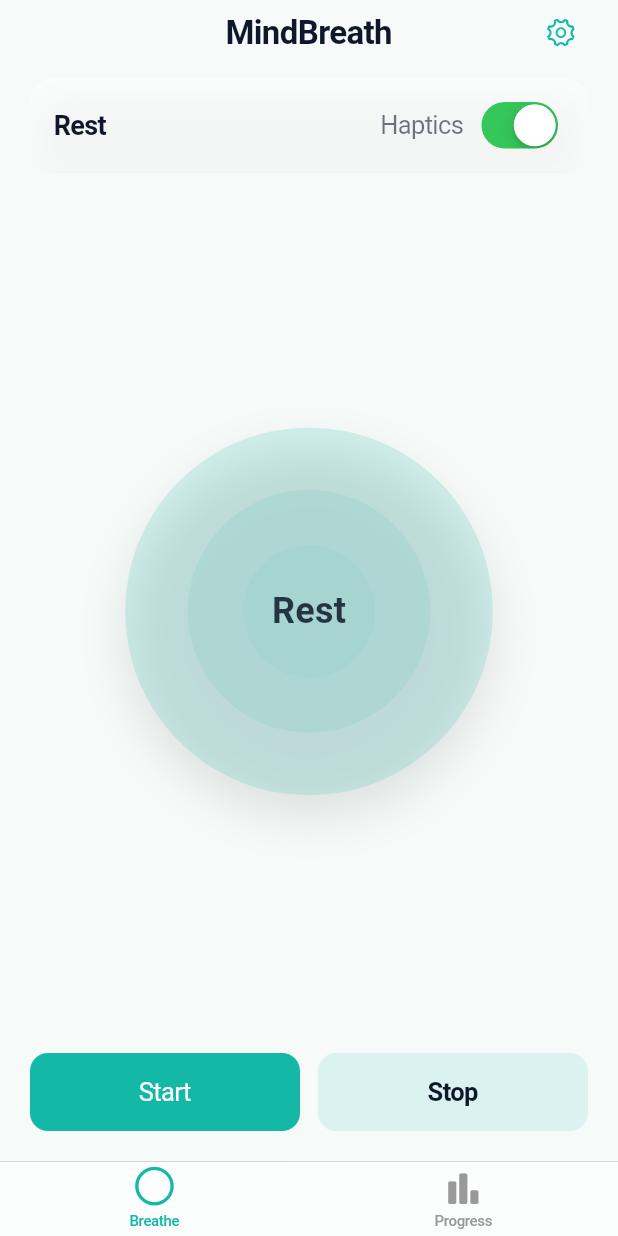
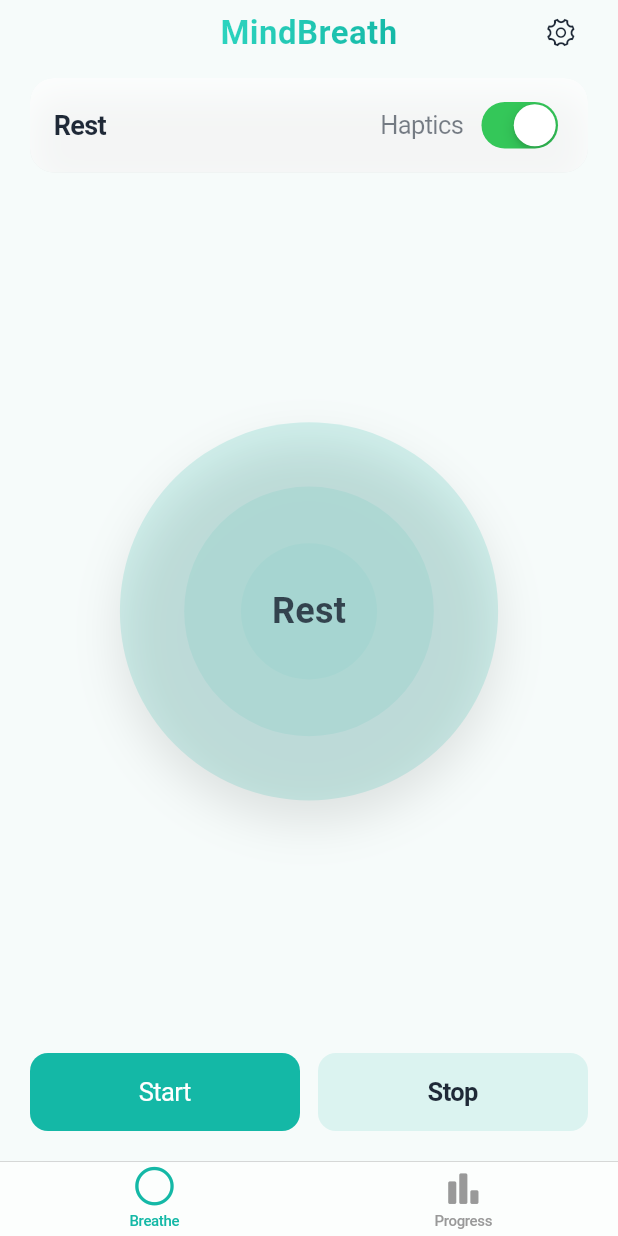
Before and after one commit to CarlosSemeao/mindbreath, a Flutter app: the screen it shows after launch, on a phone screen of 412 x 824 dp. Run offline on Flutter 3.47's test engine with Material 3 defaults, Android fonts, the phone set to English and light mode, and no system bars; our stand-ins replace shared_preferences.

Commit message:
Update main.dart

```diff
--- a/lib/main.dart
+++ b/lib/main.dart
@@ -10,23 +10,30 @@ void main() {
   runApp(const MindBreathApp());
 }
 
-/// ===== Theme (teal, light/dark) =================================
+/* ---------- Theme: teal + minimal, with dark ink text ---------- */
 class T {
   static const primary = CupertinoDynamicColor.withBrightness(
-    color: Color(0xFF14B8A6), darkColor: Color(0xFF2DD4BF),
+    color: Color(0xFF14B8A6), // teal
+    darkColor: Color(0xFF2DD4BF),
   );
   static const bg = CupertinoDynamicColor.withBrightness(
-    color: Color(0xFFF6FBFA), darkColor: Color(0xFF0C1413),
+    color: Color(0xFFF6FBFA),
+    darkColor: Color(0xFF0C1413),
   );
   static const ink = CupertinoDynamicColor.withBrightness(
-    color: Color(0xFF0F172A), darkColor: Color(0xFFE2E8F0),
+    color: Color(0xFF1F2937), // dark gray for text
+    darkColor: Color(0xFFE5E7EB),
   );
   static const surface = CupertinoDynamicColor.withBrightness(
-    color: Color(0xAAFFFFFF), darkColor: Color(0x3314B8A6),
+    color: Color(0xAAFFFFFF),
+    darkColor: Color(0x3314B8A6),
   );
   static Color ring(BuildContext c, double a) =>
       CupertinoDynamicColor.resolve(primary, c).withOpacity(a);
 }
+
+/* ---------- lightweight notifier so Progress updates instantly --- */
+final progressTick = ValueNotifier<int>(0);
 
 class MindBreathApp extends StatelessWidget {
   const MindBreathApp({super.key});
@@ -34,13 +41,16 @@ class MindBreathApp extends StatelessWidget {
   Widget build(BuildContext context) {
     return CupertinoApp(
       debugShowCheckedModeBanner: false,
-      theme: const CupertinoThemeData(primaryColor: T.primary, barBackgroundColor: T.surface),
+      theme: const CupertinoThemeData(
+        primaryColor: T.primary,
+        barBackgroundColor: T.surface,
+      ),
       home: const RootTabs(),
     );
   }
 }
 
-/// ================= Root with Tabs ===============================
+/* -------------------------- Tabs ------------------------------- */
 class RootTabs extends StatelessWidget {
   const RootTabs({super.key});
   @override
@@ -60,41 +70,33 @@ class RootTabs extends StatelessWidget {
   }
 }
 
-/// ================= Settings (durations) =========================
-/// Presets + custom durations; persisted to SharedPreferences
+/* ------------------ Breathing settings & store ------------------ */
 class BreathSettings {
   final int inh, hold, ex, rest; // seconds
   const BreathSettings(this.inh, this.hold, this.ex, this.rest);
 
   static const beginner = BreathSettings(4, 2, 6, 2);
-  static const balanced = BreathSettings(5, 5, 8, 3); // default
-  static const advanced = BreathSettings(6, 6, 10, 4);
+  static const balanced = BreathSettings(6, 6, 8, 4);   // slightly longer default
+  static const advanced = BreathSettings(8, 10, 10, 4);
 
   BreathSettings copyWith({int? inh, int? hold, int? ex, int? rest}) =>
       BreathSettings(inh ?? this.inh, hold ?? this.hold, ex ?? this.ex, rest ?? this.rest);
-
-  Map<String, int> toMap() => {'inh': inh, 'hold': hold, 'ex': ex, 'rest': rest};
-  static BreathSettings fromMap(Map<String, int> m) =>
-      BreathSettings(m['inh'] ?? 5, m['hold'] ?? 5, m['ex'] ?? 8, m['rest'] ?? 3);
 }
 
 class SettingsStore {
   static const _k = 'MB.settings.v1';
   final SharedPreferences prefs;
   SettingsStore(this.prefs);
-
   BreathSettings load() {
-    final list = prefs.getStringList(_k);
-    if (list == null || list.length != 4) return BreathSettings.balanced;
-    return BreathSettings(int.parse(list[0]), int.parse(list[1]),
-        int.parse(list[2]), int.parse(list[3]));
+    final s = prefs.getStringList(_k);
+    if (s == null || s.length != 4) return BreathSettings.balanced;
+    return BreathSettings(int.parse(s[0]), int.parse(s[1]), int.parse(s[2]), int.parse(s[3]));
   }
-
-  Future<void> save(BreathSettings s) =>
-      prefs.setStringList(_k, [s.inh.toString(), s.hold.toString(), s.ex.toString(), s.rest.toString()]);
+  Future<void> save(BreathSettings v) =>
+      prefs.setStringList(_k, [v.inh.toString(), v.hold.toString(), v.ex.toString(), v.rest.toString()]);
 }
 
-/// ================= Breathe Page ================================
+/* ------------------------- Breathe page ------------------------- */
 enum Phase { inhale, hold, exhale, rest }
 
 class BreathePage extends StatefulWidget {
@@ -104,10 +106,8 @@ class BreathePage extends StatefulWidget {
 }
 
 class _BreathePageState extends State<BreathePage> with TickerProviderStateMixin {
-  // animated “globe”
   late final AnimationController _scale;
   late final AnimationController _float;
-
   Phase _phase = Phase.rest;
   Timer? _timer;
   bool _running = false;
@@ -117,15 +117,17 @@ class _BreathePageState extends State<BreathePage> with TickerProviderStateMixin
   late SettingsStore _store;
   BreathSettings _settings = BreathSettings.balanced;
 
-  // weekly progress
   Map<String, int> _week = {};
 
   @override
   void initState() {
     super.initState();
     _scale = AnimationController(
-      vsync: this, duration: const Duration(milliseconds: 1200),
-      lowerBound: 0.70, upperBound: 1.00, value: 0.85,
+      vsync: this,
+      duration: const Duration(milliseconds: 1200),
+      lowerBound: 0.70,
+      upperBound: 1.00,
+      value: 0.85,
     );
     _float = AnimationController(vsync: this, duration: const Duration(seconds: 8))..repeat();
     _init();
@@ -135,9 +137,9 @@ class _BreathePageState extends State<BreathePage> with TickerProviderStateMixin
     _prefs = await SharedPreferences.getInstance();
     _store = SettingsStore(_prefs);
     _settings = _store.load();
-
     for (final s in _prefs.getStringList('week') ?? []) {
-      final p = s.split('|'); if (p.length == 2) _week[p[0]] = int.tryParse(p[1]) ?? 0;
+      final p = s.split('|');
+      if (p.length == 2) _week[p[0]] = int.tryParse(p[1]) ?? 0;
     }
     setState(() {});
   }
@@ -146,16 +148,16 @@ class _BreathePageState extends State<BreathePage> with TickerProviderStateMixin
     final t = DateTime.now();
     final k = "${t.year}-${t.month.toString().padLeft(2, '0')}-${t.day.toString().padLeft(2, '0')}";
     _week[k] = (_week[k] ?? 0) + 1;
-
     final cutoff = t.subtract(const Duration(days: 7));
     _week.removeWhere((d, _) => DateTime.parse(d).isBefore(DateTime(cutoff.year, cutoff.month, cutoff.day)));
-
     await _prefs.setStringList('week', _week.entries.map((e) => "${e.key}|${e.value}").toList());
+    progressTick.value++; // notify Progress page to refresh immediately
   }
 
   void _start() { if (_running) return; setState(() => _running = true); _go(Phase.inhale); }
   void _stop() {
-    _timer?.cancel(); _scale.stop();
+    _timer?.cancel();
+    _scale.stop();
     setState(() { _running = false; _phase = Phase.rest; _scale.value = 0.85; });
   }
 
@@ -184,21 +186,23 @@ class _BreathePageState extends State<BreathePage> with TickerProviderStateMixin
         break;
       case Phase.exhale:
         _scale.animateTo(0.70, duration: _dExhale, curve: Curves.easeInOutCubic);
-        _timer = Timer(_dExhale, () => _go(Phase.rest));
+        _timer = Timer(_dExhale, () async {
+          // COUNT A SESSION *IMMEDIATELY* AFTER EXHALE
+          await _saveToday();
+          _go(Phase.rest); // enter rest after saving so Stop won’t lose the session
+        });
         break;
       case Phase.rest:
-        _timer = Timer(_dRest, () async {
-          await _saveToday();
-          if (_haptics) HapticFeedback.mediumImpact();
-          if (_running) _go(Phase.inhale);
-        });
+        _timer = Timer(_dRest, () { if (_running) _go(Phase.inhale); });
         break;
     }
   }
 
   String get _label => switch (_phase) {
-        Phase.inhale => 'Inhale', Phase.hold => 'Hold',
-        Phase.exhale => 'Exhale', Phase.rest => 'Rest',
+        Phase.inhale => 'Inhale',
+        Phase.hold   => 'Hold',
+        Phase.exhale => 'Exhale',
+        Phase.rest   => 'Rest',
       };
 
   @override
@@ -206,19 +210,19 @@ class _BreathePageState extends State<BreathePage> with TickerProviderStateMixin
 
   @override
   Widget build(BuildContext context) {
-    final bg = CupertinoDynamicColor.resolve(T.bg, context);
+    final bg  = CupertinoDynamicColor.resolve(T.bg, context);
     final ink = CupertinoDynamicColor.resolve(T.ink, context);
 
     return CupertinoPageScaffold(
       backgroundColor: bg,
       navigationBar: CupertinoNavigationBar(
-        middle: Text('MindBreath', style: TextStyle(color: ink, fontSize: 22, fontWeight: FontWeight.w600)),
+        middle: const _BrandTitle(), // elegant gradient brand
         border: null,
         backgroundColor: CupertinoDynamicColor.resolve(T.surface, context),
         trailing: CupertinoButton(
           padding: EdgeInsets.zero,
           onPressed: _openSettings,
-          child: const Icon(CupertinoIcons.gear_alt, size: 22),
+          child: Icon(CupertinoIcons.gear_alt, size: 22, color: ink),
         ),
       ),
       child: SafeArea(
@@ -233,26 +237,28 @@ class _BreathePageState extends State<BreathePage> with TickerProviderStateMixin
                     mainAxisAlignment: MainAxisAlignment.spaceBetween,
                     children: [
                       Text(_label, style: TextStyle(color: ink, fontSize: 18, fontWeight: FontWeight.w600)),
-                      Row(children: [
-                        Text('Haptics', style: TextStyle(color: ink.withOpacity(.6))),
-                        const SizedBox(width: 8),
-                        CupertinoSwitch(value: _haptics, onChanged: (v) => setState(() => _haptics = v)),
-                      ]),
+                      Row(
+                        children: [
+                          Text('Haptics', style: TextStyle(color: ink.withOpacity(.6))),
+                          const SizedBox(width: 8),
+                          CupertinoSwitch(value: _haptics, onChanged: (v) => setState(() => _haptics = v)),
+                        ],
+                      ),
                     ],
                   ),
                 ),
               ),
             ),
 
-            // Centered globe
+            // Perfectly centered globe
             Expanded(
               child: AnimatedBuilder(
                 animation: Listenable.merge([_scale, _float]),
                 builder: (context, _) {
                   final w = MediaQuery.of(context).size.width;
-                  final base = w * 0.7;
+                  final base = w * 0.72;
                   final s = _scale.value;
-                  final dy = math.sin(_float.value * 2 * math.pi) * 6;
+                  final dy = math.sin(_float.value * 2 * math.pi) * 6; // gentle float
                   final d = base * s;
                   return Center(
                     child: Transform.translate(
@@ -287,21 +293,16 @@ class _BreathePageState extends State<BreathePage> with TickerProviderStateMixin
     );
   }
 
-  /// Settings sheet (presets + custom pickers)
   Future<void> _openSettings() async {
     final result = await showCupertinoModalPopup<BreathSettings>(
       context: context,
       builder: (_) => _SettingsSheet(initial: _settings),
     );
-    if (result != null) {
-      setState(() => _settings = result);
-      await _store.save(result);
-      // if a cycle is running, immediately apply next phase timings
-    }
+    if (result != null) { setState(() => _settings = result); await _store.save(result); }
   }
 }
 
-/// Frosted card
+/* --------------------- Frosted card ----------------------------- */
 class _Glass extends StatelessWidget {
   final Widget child;
   const _Glass({required this.child});
@@ -316,7 +317,6 @@ class _Glass extends StatelessWidget {
             color: CupertinoDynamicColor.resolve(T.surface, context),
             borderRadius: BorderRadius.circular(16),
             boxShadow: const [
-              // reduced to a single subtle shadow for crisper edges
               BoxShadow(color: Color(0x1A000000), blurRadius: 20, offset: Offset(0, 12)),
             ],
           ),
@@ -327,7 +327,7 @@ class _Glass extends StatelessWidget {
   }
 }
 
-/// Minimal concentric globe (lighter shadow)
+/* -------------------- Minimal “globe” --------------------------- */
 class _RingsGlobe extends StatelessWidget {
   final String label;
   const _RingsGlobe({required this.label});
@@ -341,7 +341,7 @@ class _RingsGlobe extends StatelessWidget {
     return Stack(
       fit: StackFit.expand,
       children: [
-        // single soft shadow
+        // single soft shadow for crisp definition
         Container(
           decoration: const BoxDecoration(
             shape: BoxShape.circle,
@@ -376,11 +376,36 @@ class _RingsPainter extends CustomPainter {
   bool shouldRepaint(covariant _RingsPainter o) => o.c1 != c1 || o.c2 != c2 || o.c3 != c3;
 }
 
-/// ================= Settings sheet UI ============================
+/* ------------------ Brand title (stylish) ----------------------- */
+class _BrandTitle extends StatelessWidget {
+  const _BrandTitle();
+  @override
+  Widget build(BuildContext context) {
+    final light = CupertinoDynamicColor.resolve(T.primary, context);
+    final deep  = light.withOpacity(.7);
+    return ShaderMask(
+      shaderCallback: (rect) => const LinearGradient(
+        begin: Alignment.topLeft, end: Alignment.bottomRight,
+        colors: [Color(0xFF2DD4BF), Color(0xFF14B8A6)],
+      ).createShader(rect),
+      blendMode: BlendMode.srcIn,
+      child: const Text(
+        'MindBreath',
+        textAlign: TextAlign.center,
+        style: TextStyle(
+          fontSize: 22,
+          fontWeight: FontWeight.w700,
+          letterSpacing: 0.3,
+        ),
+      ),
+    );
+  }
+}
+
+/* ---------------- Settings sheet (dark-gray text) --------------- */
 class _SettingsSheet extends StatefulWidget {
   final BreathSettings initial;
   const _SettingsSheet({required this.initial});
-
   @override
   State<_SettingsSheet> createState() => _SettingsSheetState();
 }
@@ -389,27 +414,27 @@ enum _Mode { preset, custom }
 
 class _SettingsSheetState extends State<_SettingsSheet> {
   _Mode mode = _Mode.preset;
-  int preset = 1; // 0=beginner,1=balanced,2=advanced
+  int preset = 1; // 0 beginner, 1 balanced, 2 advanced
   late BreathSettings custom;
 
   @override
   void initState() {
     super.initState();
     final s = widget.initial;
-    if (_equals(s, BreathSettings.beginner)) { preset = 0; mode = _Mode.preset; }
-    else if (_equals(s, BreathSettings.balanced)) { preset = 1; mode = _Mode.preset; }
-    else if (_equals(s, BreathSettings.advanced)) { preset = 2; mode = _Mode.preset; }
+    if (_eq(s, BreathSettings.beginner)) preset = 0;
+    else if (_eq(s, BreathSettings.balanced)) preset = 1;
+    else if (_eq(s, BreathSettings.advanced)) preset = 2;
     else { mode = _Mode.custom; }
     custom = s;
   }
 
-  bool _equals(BreathSettings a, BreathSettings b) =>
+  bool _eq(BreathSettings a, BreathSettings b) =>
       a.inh == b.inh && a.hold == b.hold && a.ex == b.ex && a.rest == b.rest;
 
   BreathSettings _selected() {
     if (mode == _Mode.custom) return custom;
     return [BreathSettings.beginner, BreathSettings.balanced, BreathSettings.advanced][preset];
-    }
+  }
 
   @override
   Widget build(BuildContext context) {
@@ -422,17 +447,21 @@ class _SettingsSheetState extends State<_SettingsSheet> {
           CupertinoSegmentedControl<int>(
             groupValue: mode == _Mode.preset ? preset : -1,
             onValueChanged: (v) => setState(() { mode = _Mode.preset; preset = v; }),
-            children: const {
-              0: Padding(padding: EdgeInsets.symmetric(horizontal: 8), child: Text('Beginner')),
-              1: Padding(padding: EdgeInsets.symmetric(horizontal: 8), child: Text('Balanced')),
-              2: Padding(padding: EdgeInsets.symmetric(horizontal: 8), child: Text('Advanced')),
+            // dark-gray text, subtle teal selection
+            selectedColor: T.ring(context, .18),
+            unselectedColor: const Color(0x00000000),
+            borderColor: T.ring(context, .35),
+            children: {
+              0: Padding(padding: const EdgeInsets.symmetric(horizontal: 8), child: Text('Beginner', style: TextStyle(color: ink))),
+              1: Padding(padding: const EdgeInsets.symmetric(horizontal: 8), child: Text('Balanced', style: TextStyle(color: ink))),
+              2: Padding(padding: const EdgeInsets.symmetric(horizontal: 8), child: Text('Advanced', style: TextStyle(color: ink))),
             },
           ),
           const SizedBox(height: 12),
           CupertinoButton(
             padding: const EdgeInsets.symmetric(horizontal: 8, vertical: 6),
             onPressed: () => setState(() => mode = _Mode.custom),
-            child: const Text('Or set custom times'),
+            child: Text('Or set custom times', style: TextStyle(color: ink)),
           ),
           const SizedBox(height: 8),
           if (mode == _Mode.custom) _CustomPickers(
@@ -445,13 +474,13 @@ class _SettingsSheetState extends State<_SettingsSheet> {
         CupertinoActionSheetAction(
           onPressed: () => Navigator.of(context).pop(_selected()),
           isDefaultAction: true,
-          child: const Text('Save'),
+          child: Text('Save', style: TextStyle(color: ink)),
         ),
       ],
       cancelButton: CupertinoActionSheetAction(
         onPressed: () => Navigator.pop(context),
         isDestructiveAction: false,
-        child: const Text('Cancel'),
+        child: Text('Cancel', style: TextStyle(color: ink)),
       ),
     );
   }
@@ -464,18 +493,20 @@ class _CustomPickers extends StatelessWidget {
 
   @override
   Widget build(BuildContext context) {
+    final ink = CupertinoDynamicColor.resolve(T.ink, context);
+
     Widget col(String label, int current, ValueChanged<int> onSec) {
       return Expanded(
         child: Column(
           children: [
-            Text(label, style: TextStyle(color: CupertinoDynamicColor.resolve(T.ink, context))),
+            Text(label, style: TextStyle(color: ink)),
             SizedBox(
               height: 120,
               child: CupertinoPicker(
                 itemExtent: 32,
-                scrollController: FixedExtentScrollController(initialItem: current - 1),
+                scrollController: FixedExtentScrollController(initialItem: (current.clamp(1, 60)) - 1),
                 onSelectedItemChanged: (i) => onSec(i + 1),
-                children: List.generate(20, (i) => Center(child: Text('${i + 1}s'))),
+                children: List.generate(60, (i) => Center(child: Text('${i + 1}s', style: TextStyle(color: ink)))),
               ),
             ),
           ],
@@ -494,7 +525,7 @@ class _CustomPickers extends StatelessWidget {
   }
 }
 
-/// ================= Progress page (unchanged behavior) ===========
+/* ------------------------ Progress page ------------------------- */
 class ProgressPage extends StatefulWidget {
   const ProgressPage({super.key});
   @override
@@ -506,14 +537,26 @@ class _ProgressPageState extends State<ProgressPage> {
   Map<String, int> _week = {};
 
   @override
-  void initState() { super.initState(); _load(); }
+  void initState() {
+    super.initState();
+    _load();
+    // refresh instantly whenever a session is saved
+    progressTick.addListener(_load);
+  }
+
+  @override
+  void dispose() {
+    progressTick.removeListener(_load);
+    super.dispose();
+  }
 
   Future<void> _load() async {
     _prefs = await SharedPreferences.getInstance();
+    final map = <String, int>{};
     for (final s in _prefs.getStringList('week') ?? []) {
-      final p = s.split('|'); if (p.length == 2) _week[p[0]] = int.tryParse(p[1]) ?? 0;
+      final p = s.split('|'); if (p.length == 2) map[p[0]] = int.tryParse(p[1]) ?? 0;
     }
-    setState(() {});
+    setState(() => _week = map);
   }
 
   @override
@@ -525,7 +568,7 @@ class _ProgressPageState extends State<ProgressPage> {
       return (d, _week[k] ?? 0);
     });
 
-    final bg = CupertinoDynamicColor.resolve(T.bg, context);
+    final bg  = CupertinoDynamicColor.resolve(T.bg, context);
     final ink = CupertinoDynamicColor.resolve(T.ink, context);
 
     return CupertinoPageScaffold(
@@ -544,7 +587,8 @@ class _ProgressPageState extends State<ProgressPage> {
               child: Column(
                 crossAxisAlignment: CrossAxisAlignment.start,
                 children: [
-                  Text('Weekly Sessions', style: TextStyle(color: ink, fontSize: 18, fontWeight: FontWeight.w600)),
+                  Text('Weekly Sessions',
+                      style: TextStyle(color: ink, fontSize: 18, fontWeight: FontWeight.w600)),
                   const SizedBox(height: 12),
                   Row(
                     mainAxisAlignment: MainAxisAlignment.spaceBetween,
@@ -556,7 +600,8 @@ class _ProgressPageState extends State<ProgressPage> {
                           AnimatedContainer(
                             duration: const Duration(milliseconds: 280),
                             curve: Curves.easeInOutCubic,
-                            width: 20, height: h,
+                            width: 20,
+                            height: h,
                             decoration: BoxDecoration(
                               borderRadius: BorderRadius.circular(8),
                               color: T.ring(context, v == 0 ? .10 : .28),
```
